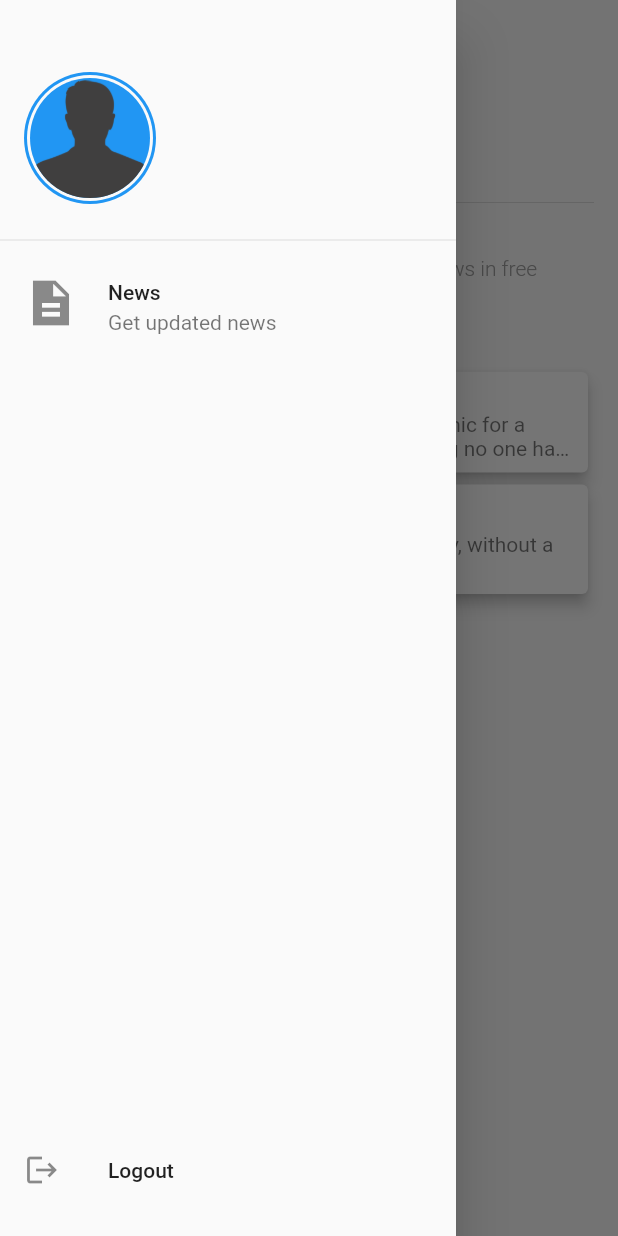
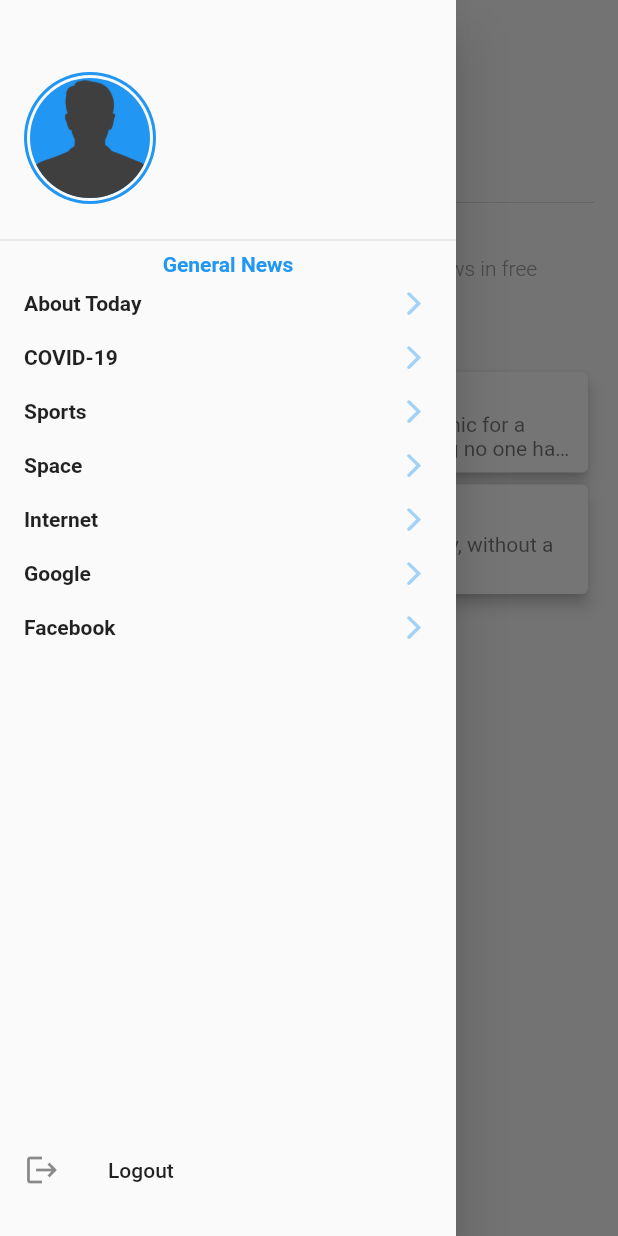
Before and after one commit to askabdulhaseeb/firebase-api-task, a Flutter app: the HomeScreen screen opened by its route, with the side drawer open, on a phone screen of 412 x 824 dp. Run offline on Flutter 3.47's test engine with Material 2 defaults, Android fonts, the phone set to English and light mode, and no system bars; our stand-ins replace cloud_firestore, firebase_auth, firebase_core, firebase_storage, fluttertoast, image_picker and 1 more; accounts and stored records are empty.

Commit message:
Update custom_drawer.dart

```diff
--- a/lib/widgets/custom_drawer.dart
+++ b/lib/widgets/custom_drawer.dart
@@ -3,6 +3,7 @@ import 'package:firebase_api_task/screens/auth/login_screen.dart';
 import 'package:firebase_api_task/screens/news_screen/news_screen.dart';
 import 'package:firebase_api_task/utilities/utilities.dart';
 import 'package:firebase_api_task/widgets/circular_profile_image.dart';
+import 'package:flutter/cupertino.dart';
 import 'package:flutter/material.dart';
 
 class CustomDrawer extends StatelessWidget {
@@ -17,16 +18,29 @@ class CustomDrawer extends StatelessWidget {
         children: <Widget>[
           SizedBox(height: Utilities.padding * 2),
           _imageSection(context),
-          const Divider(),
-          ListTile(
-            leading: const Icon(Icons.description_sharp, size: 36),
-            title: const Text('News'),
-            subtitle: const Text('Get updated news'),
-            onTap: () {
-              Navigator.of(context).pushNamed(NewsScreen.routeName);
-            },
+          const Divider(thickness: 0.8),
+          Center(
+            child: Text(
+              'General News',
+              style: TextStyle(
+                color: Theme.of(context).primaryColor,
+                fontWeight: FontWeight.bold,
+              ),
+            ),
           ),
-          const Spacer(),
+          Expanded(
+            child: ListView(
+              children: const <Widget>[
+                _NewsTile(keyword: 'today', title: 'About Today'),
+                _NewsTile(keyword: 'covid', title: 'COVID-19'),
+                _NewsTile(keyword: 'sports', title: 'Sports'),
+                _NewsTile(keyword: 'space', title: 'Space'),
+                _NewsTile(keyword: 'internet', title: 'Internet'),
+                _NewsTile(keyword: 'google', title: 'Google'),
+                _NewsTile(keyword: 'facebook', title: 'Facebook'),
+              ],
+            ),
+          ),
           ListTile(
             leading: const Icon(Icons.logout),
             title: const Text('Logout'),
@@ -82,3 +96,43 @@ class CustomDrawer extends StatelessWidget {
     );
   }
 }
+
+class _NewsTile extends StatelessWidget {
+  const _NewsTile({required this.title, required this.keyword, Key? key})
+      : super(key: key);
+  final String title;
+  final String keyword;
+
+  @override
+  Widget build(BuildContext context) {
+    return InkWell(
+      onTap: () {
+        Navigator.of(context).push(
+          MaterialPageRoute<NewsScreen>(
+            builder: (BuildContext context) => NewsScreen(topic: keyword),
+          ),
+        );
+      },
+      child: Padding(
+        padding: const EdgeInsets.symmetric(vertical: 6, horizontal: 16),
+        child: Row(
+          children: <Widget>[
+            Expanded(
+              child: Text(
+                title,
+                maxLines: 1,
+                overflow: TextOverflow.ellipsis,
+                style: const TextStyle(fontWeight: FontWeight.bold),
+              ),
+            ),
+            const Spacer(),
+            Icon(
+              CupertinoIcons.forward,
+              color: Theme.of(context).primaryColor.withOpacity(0.4),
+            ),
+          ],
+        ),
+      ),
+    );
+  }
+}
```
